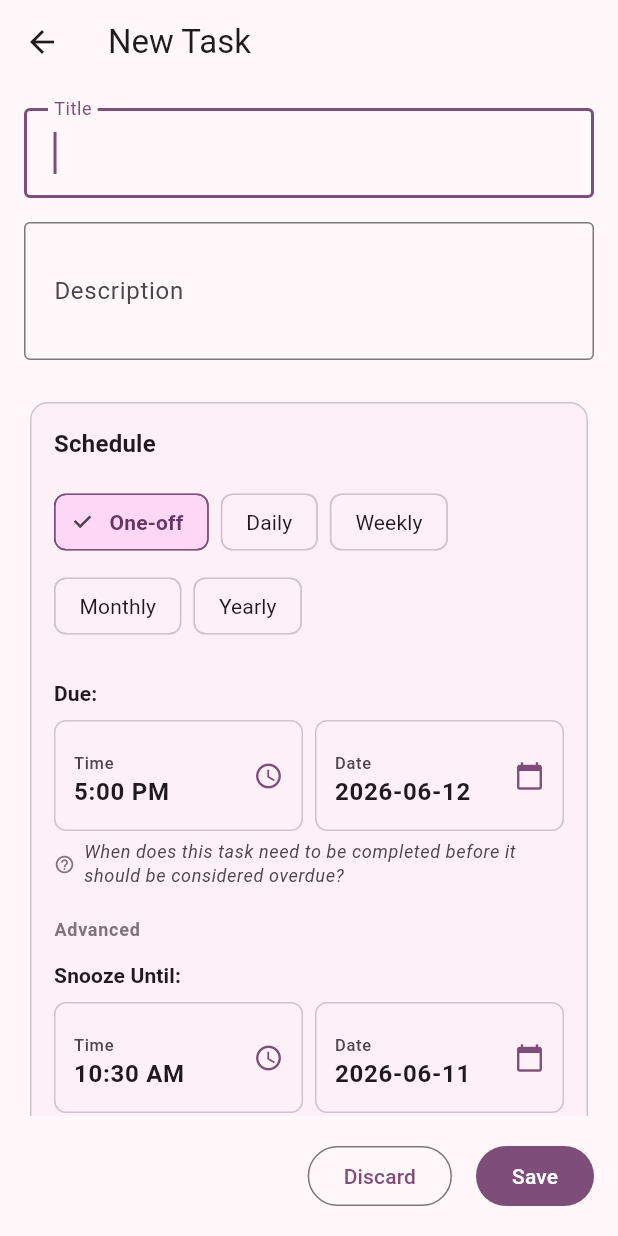
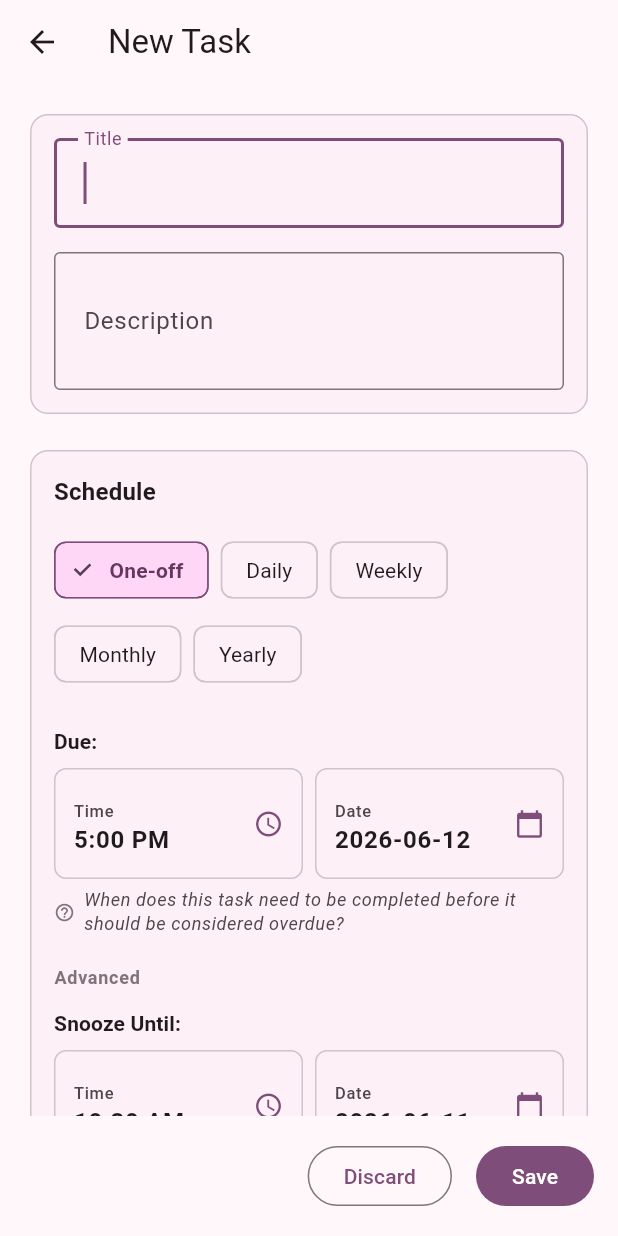
Before and after one commit to mweastwood/NothingEverHappens, a Flutter app: the CreateTaskScreen screen opened directly, on a phone screen of 412 x 824 dp. Run offline on Flutter 3.47's test engine with Material 3 defaults, Android fonts, the phone set to English and light mode, and no system bars; drawn by our look-alikes of dynamic_color; our stand-ins replace cloud_firestore, firebase_auth, firebase_core, flutter_local_notifications, flutter_markdown, flutter_timezone and 3 more; missing offline and left inert: dart:js; accounts and stored records are empty; project files that could hold a hidden picture were left out.

Commit message:
feat: wrap title and description back in details card

```diff
--- a/app/lib/screens/create_task_screen.dart
+++ b/app/lib/screens/create_task_screen.dart
@@ -643,6 +643,29 @@ class _CreateTaskScreenState extends State<CreateTaskScreen> {
     );
   }
 
+  Widget _buildDetailsCard(BuildContext context, bool readOnly) {
+    final theme = Theme.of(context);
+    return Card(
+      elevation: 0,
+      shape: RoundedRectangleBorder(
+        borderRadius: BorderRadius.circular(12),
+        side: BorderSide(color: theme.colorScheme.outlineVariant),
+      ),
+      color: theme.colorScheme.surfaceContainerLow,
+      child: Padding(
+        padding: const EdgeInsets.all(16.0),
+        child: Column(
+          crossAxisAlignment: CrossAxisAlignment.start,
+          children: [
+            _buildTitleField(context, readOnly),
+            const SizedBox(height: 16),
+            _buildDescriptionField(context, readOnly),
+          ],
+        ),
+      ),
+    );
+  }
+
   Widget _buildEffortAndPriorityCard(
     BuildContext context,
     bool readOnly,
@@ -1059,8 +1082,7 @@ class _CreateTaskScreenState extends State<CreateTaskScreen> {
                       builder: (context, constraints) {
                         final isDesktop = constraints.maxWidth >= 800;
 
-                        final titleField = _buildTitleField(context, readOnly);
-                        final descriptionField = _buildDescriptionField(
+                        final detailsCard = _buildDetailsCard(
                           context,
                           readOnly,
                         );
@@ -1084,10 +1106,8 @@ class _CreateTaskScreenState extends State<CreateTaskScreen> {
                               child: Column(
                                 crossAxisAlignment: CrossAxisAlignment.start,
                                 children: [
-                                  titleField,
+                                  detailsCard,
                                   const SizedBox(height: 16),
-                                  descriptionField,
-                                  const SizedBox(height: 24),
                                   Row(
                                     crossAxisAlignment:
                                         CrossAxisAlignment.start,
@@ -1121,10 +1141,8 @@ class _CreateTaskScreenState extends State<CreateTaskScreen> {
                               child: Column(
                                 crossAxisAlignment: CrossAxisAlignment.start,
                                 children: [
-                                  titleField,
+                                  detailsCard,
                                   const SizedBox(height: 16),
-                                  descriptionField,
-                                  const SizedBox(height: 24),
                                   scheduleCard,
                                   const SizedBox(height: 16),
                                   effortAndPriorityCard,
```
Also changed, not shown: 2 other files.
